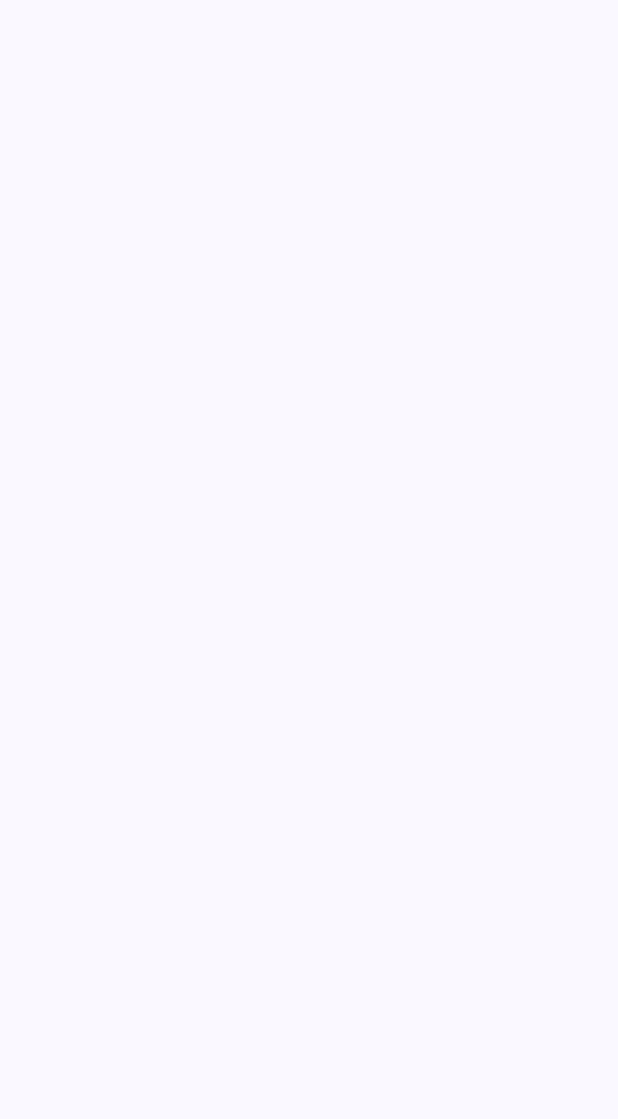
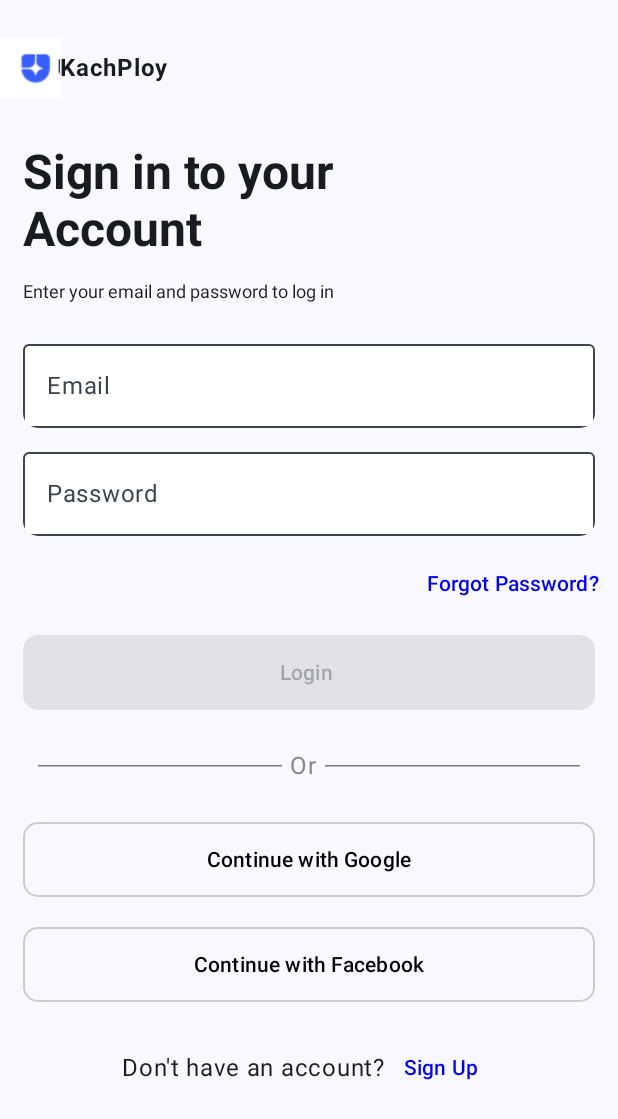
Before and after one commit to god-s-only/kachploy, an Android app built with Jetpack Compose: the screen it shows after launch (MainActivity before the commit, SignInActivity after it), on a phone screen of 412 x 824 dp. Before the commit the part shown is empty. Shown: the top 1119 px of the screen. Run offline under Robolectric (Android 15) with nearby library versions, the phone set to English and light mode, and no system bars; our stand-ins replace Dagger/Hilt's generated code, Firebase (no records; nobody signed in at launch, a user with empty details on screens opened directly).

Commit message:
finished the sign in screen with logic

```diff
--- a/app/src/main/java/com/example/kachploy/MainAppComposable.kt
+++ b/app/src/main/java/com/example/kachploy/MainAppComposable.kt
@@ -7,8 +7,6 @@ import androidx.compose.ui.Modifier
 import androidx.navigation.compose.NavHost
 import androidx.navigation.compose.composable
 import androidx.navigation.compose.rememberNavController
-import com.example.kachploy.feature.auth.signin.SignInScreen
-import com.example.kachploy.feature.auth.signup.SignUpScreen
 import com.example.kachploy.feature.home.HomeScreen
 import com.google.firebase.Firebase
 import com.google.firebase.auth.auth
@@ -19,14 +17,7 @@ fun MainApp() {
     Surface(
         modifier = Modifier.fillMaxSize()
     ) {
-        val start = if(Firebase.auth.currentUser?.uid != null) "homescreen" else "login"
-        NavHost(navController = navController, startDestination = start){
-            composable("login") {
-                SignInScreen(navController)
-            }
-            composable("signup") {
-                SignUpScreen(navController)
-            }
+        NavHost(navController = navController, startDestination = "homescreen"){
             composable("homescreen") {
                 HomeScreen(navController)
             }
--- /dev/null
+++ b/app/src/main/java/com/example/kachploy/activities/auth/signin/SignInActivity.kt
@@ -0,0 +1,205 @@
+package com.example.kachploy.activities.auth.signin
+
+import android.content.Context
+import android.content.Intent
+import android.os.Bundle
+import android.widget.Toast
+import androidx.activity.ComponentActivity
+import androidx.activity.compose.setContent
+import androidx.activity.enableEdgeToEdge
+import androidx.compose.foundation.BorderStroke
+import androidx.compose.foundation.Image
+import androidx.compose.foundation.layout.Arrangement
+import androidx.compose.foundation.layout.BoxWithConstraints
+import androidx.compose.foundation.layout.Column
+import androidx.compose.foundation.layout.Row
+import androidx.compose.foundation.layout.Spacer
+import androidx.compose.foundation.layout.fillMaxSize
+import androidx.compose.foundation.layout.fillMaxWidth
+import androidx.compose.foundation.layout.height
+import androidx.compose.foundation.layout.padding
+import androidx.compose.foundation.layout.size
+import androidx.compose.foundation.shape.RoundedCornerShape
+import androidx.compose.material3.Button
+import androidx.compose.material3.ButtonColors
+import androidx.compose.material3.ButtonDefaults
+import androidx.compose.material3.CircularProgressIndicator
+import androidx.compose.material3.HorizontalDivider
+import androidx.compose.material3.OutlinedTextField
+import androidx.compose.material3.Scaffold
+import androidx.compose.material3.Text
+import androidx.compose.material3.TextButton
+import androidx.compose.material3.TextField
+import androidx.compose.material3.TextFieldDefaults
+import androidx.compose.runtime.Composable
+import androidx.compose.runtime.LaunchedEffect
+import androidx.compose.runtime.collectAsState
+import androidx.compose.runtime.getValue
+import androidx.compose.runtime.mutableStateOf
+import androidx.compose.runtime.remember
+import androidx.compose.runtime.setValue
+import androidx.compose.ui.Alignment
+import androidx.compose.ui.Modifier
+import androidx.compose.ui.draw.clip
+import androidx.compose.ui.graphics.Color
+import androidx.compose.ui.platform.LocalContext
+import androidx.compose.ui.res.painterResource
+import androidx.compose.ui.text.TextStyle
+import androidx.compose.ui.text.font.FontWeight
+import androidx.compose.ui.text.input.PasswordVisualTransformation
+import androidx.compose.ui.tooling.preview.Preview
+import androidx.compose.ui.unit.dp
+import androidx.compose.ui.unit.sp
+import androidx.hilt.navigation.compose.hiltViewModel
+import com.example.kachploy.MainActivity
+import com.example.kachploy.activities.ui.theme.KachPloyTheme
+import com.example.kachploy.R
+import com.example.kachploy.activities.auth.signup.SignUpActivity
+
+class SignInActivity : ComponentActivity() {
+    override fun onCreate(savedInstanceState: Bundle?) {
+        super.onCreate(savedInstanceState)
+        enableEdgeToEdge()
+        setContent {
+            KachPloyTheme {
+                Scaffold(modifier = Modifier.fillMaxSize()) { innerPadding ->
+                    SignInScreen(modifier = Modifier.padding(innerPadding))
+                }
+            }
+        }
+    }
+}
+
+@Composable
+fun SignInScreen(modifier: Modifier = Modifier){
+    var email by remember { mutableStateOf("") }
+    var context = LocalContext.current
+    var password by remember { mutableStateOf("") }
+    var viewModel = hiltViewModel<SignInViewModel>()
+    var uiState = viewModel.state.collectAsState()
+
+    LaunchedEffect(key1 = uiState.value) {
+        when(uiState.value){
+            is SignInState.Success -> {
+                context.startActivity(Intent(context, MainActivity::class.java))
+            }
+            is SignInState.Error -> {
+                Toast.makeText(context, "Sign in error", Toast.LENGTH_LONG).show()
+            }
+            is SignInState.Pending -> {
+                Toast.makeText(context, "Check mail to verify email", Toast.LENGTH_LONG).show()
+            }
+            else -> {}
+        }
+    }
+
+    Column(modifier = modifier.fillMaxSize()) {
+
+        Row(modifier = modifier.padding(top = 25.dp, bottom = 15.dp),
+            verticalAlignment = Alignment.CenterVertically) {
+            Image(modifier = modifier.size(40.dp) ,painter = painterResource(id = R.drawable.logo), contentDescription = "logo")
+            Text(text = "KachPloy", fontWeight = FontWeight.Bold)
+        }
+
+        Text(modifier = modifier.padding(15.dp),
+            text = "Sign in to your\nAccount", style = TextStyle(
+            fontSize = 32.sp,
+            fontWeight = FontWeight.Bold
+        ))
+        Text(modifier = modifier.padding(start = 15.dp, bottom = 20.dp),
+            text = "Enter your email and password to log in", style = TextStyle(
+            fontSize = 12.sp
+        ))
+
+        OutlinedTextField(modifier = modifier.fillMaxWidth().padding(horizontal = 15.dp).clip(RoundedCornerShape(10.dp)),
+            value = email,
+            onValueChange = {email = it},
+            label = {Text(text = "Email")},
+            textStyle = TextStyle(color = Color.Black),
+            colors = TextFieldDefaults.colors().copy(
+                focusedContainerColor = Color.White,
+                unfocusedContainerColor = Color.White,
+                focusedTextColor = Color.Black,
+                unfocusedTextColor = Color.Black,
+                focusedPlaceholderColor = Color.LightGray,
+                unfocusedPlaceholderColor = Color.Black
+            )
+        )
+        OutlinedTextField(modifier = modifier.fillMaxWidth().padding(horizontal = 15.dp, vertical = 8.dp).clip(RoundedCornerShape(10.dp)),
+            value = password,
+            visualTransformation = PasswordVisualTransformation(),
+            onValueChange = {password = it},
+            label = {Text(text = "Password")},
+            textStyle = TextStyle(color = Color.Black),
+            colors = TextFieldDefaults.colors().copy(
+                focusedContainerColor = Color.White,
+                unfocusedContainerColor = Color.White,
+                focusedTextColor = Color.Black,
+                unfocusedTextColor = Color.Black,
+                focusedPlaceholderColor = Color.LightGray,
+                unfocusedPlaceholderColor = Color.Black
+            )
+        )
+        TextButton(modifier = modifier.align(Alignment.End),onClick = {}) {
+            Text(text = "Forgot Password?", color = Color.Blue, fontWeight = FontWeight.SemiBold)
+        }
+        Spacer(modifier = modifier.height(10.dp))
+        Button(modifier = modifier.fillMaxWidth().height(50.dp).padding(horizontal = 15.dp),
+            onClick = {viewModel.signInUser(email, password)},
+            enabled = email.isNotEmpty() && password.isNotEmpty() && uiState.value == SignInState.Nothing,
+            shape = RoundedCornerShape(10.dp),
+            colors = ButtonDefaults.buttonColors(
+                containerColor = Color.Blue
+            )) {
+            Text(text = "Login ")
+        }
+        if(uiState.value == SignInState.Loading){
+            CircularProgressIndicator()
+        }else{
+            Row(modifier = modifier.padding(25.dp),
+                verticalAlignment = Alignment.CenterVertically,
+                horizontalArrangement = Arrangement.spacedBy(5.dp)) {
+                HorizontalDivider(modifier = modifier.fillMaxWidth(0.45f))
+                Text(text = "Or", color = Color.Gray)
+                HorizontalDivider()
+            }
+            Button(modifier = modifier.fillMaxWidth().height(50.dp).padding(horizontal = 15.dp),
+                onClick = {},
+                shape = RoundedCornerShape(10.dp),
+                border = BorderStroke(1.dp, Color.LightGray),
+                colors = ButtonDefaults.buttonColors(
+                    containerColor = Color.Transparent
+                )) {
+
+                Text(text = "Continue with Google", color = Color.Black)
+            }
+            Spacer(modifier = modifier.height(20.dp))
+            Button(modifier = modifier.fillMaxWidth().height(50.dp).padding(horizontal = 15.dp),
+                onClick = {},
+                shape = RoundedCornerShape(10.dp),
+                border = BorderStroke(1.dp, Color.LightGray),
+                colors = ButtonDefaults.buttonColors(
+                    containerColor = Color.Transparent
+                )) {
+
+                Text(text = "Continue with Facebook", color = Color.Black)
+            }
+            Row(modifier = modifier.fillMaxWidth().padding(20.dp), horizontalArrangement = Arrangement.Center, verticalAlignment = Alignment.CenterVertically) {
+                Text(text = "Don't have an account?")
+                TextButton(onClick = {navigateSignUpScreen(context)}) { Text(text = "Sign Up", color = Color.Blue, fontWeight = FontWeight.SemiBold) }
+            }
+        }
+
+    }
+}
+
+@Preview(showBackground = true)
+@Composable
+fun GreetingPreview() {
+    KachPloyTheme {
+        SignInScreen()
+    }
+}
+private fun navigateSignUpScreen(context: Context){
+    context.startActivity(Intent(context, SignUpActivity::class.java))
+}
--- a/app/src/main/java/com/example/kachploy/feature/auth/signin/SignInViewModel.kt
+++ b/app/src/main/java/com/example/kachploy/activities/auth/signin/SignInViewModel.kt
@@ -1,8 +1,7 @@
-package com.example.kachploy.feature.auth.signin
+package com.example.kachploy.activities.auth.signin
 
 import androidx.lifecycle.ViewModel
 import com.google.firebase.Firebase
-import com.google.firebase.auth.FirebaseAuth
 import com.google.firebase.auth.auth
 import dagger.hilt.android.lifecycle.HiltViewModel
 import kotlinx.coroutines.flow.MutableStateFlow
@@ -29,6 +28,7 @@ class SignInViewModel @Inject constructor() : ViewModel(){
                             ?.addOnCompleteListener { task ->
                                 if(task.isSuccessful){
                                     _state.value = SignInState.Pending
+                                    return@addOnCompleteListener
                                 }else{
                                     _state.value = SignInState.Error
                                 }
--- a/app/src/main/java/com/example/kachploy/feature/auth/signup/SignUpViewModel.kt
+++ b/app/src/main/java/com/example/kachploy/activities/auth/signup/SignUpViewModel.kt
@@ -1,4 +1,4 @@
-package com.example.kachploy.feature.auth.signup
+package com.example.kachploy.activities.auth.signup
 
 import androidx.lifecycle.ViewModel
 import com.google.firebase.Firebase
--- /dev/null
+++ b/app/src/main/java/com/example/kachploy/activities/auth/signup/ui/theme/Type.kt
@@ -0,0 +1,34 @@
+package com.example.kachploy.activities.auth.signup.ui.theme
+
+import androidx.compose.material3.Typography
+import androidx.compose.ui.text.TextStyle
+import androidx.compose.ui.text.font.FontFamily
+import androidx.compose.ui.text.font.FontWeight
+import androidx.compose.ui.unit.sp
+
+// Set of Material typography styles to start with
+val Typography = Typography(
+    bodyLarge = TextStyle(
+        fontFamily = FontFamily.Default,
+        fontWeight = FontWeight.Normal,
+        fontSize = 16.sp,
+        lineHeight = 24.sp,
+        letterSpacing = 0.5.sp
+    )
+    /* Other default text styles to override
+    titleLarge = TextStyle(
+        fontFamily = FontFamily.Default,
+        fontWeight = FontWeight.Normal,
+        fontSize = 22.sp,
+        lineHeight = 28.sp,
+        letterSpacing = 0.sp
+    ),
+    labelSmall = TextStyle(
+        fontFamily = FontFamily.Default,
+        fontWeight = FontWeight.Medium,
+        fontSize = 11.sp,
+        lineHeight = 16.sp,
+        letterSpacing = 0.5.sp
+    )
+    */
+)
--- /dev/null
+++ b/app/src/main/java/com/example/kachploy/activities/ui/theme/Color.kt
@@ -0,0 +1,11 @@
+package com.example.kachploy.activities.ui.theme
+
+import androidx.compose.ui.graphics.Color
+
+val Purple80 = Color(0xFFD0BCFF)
+val PurpleGrey80 = Color(0xFFCCC2DC)
+val Pink80 = Color(0xFFEFB8C8)
+
+val Purple40 = Color(0xFF6650a4)
+val PurpleGrey40 = Color(0xFF625b71)
+val Pink40 = Color(0xFF7D5260)
--- /dev/null
+++ b/app/src/main/java/com/example/kachploy/activities/ui/theme/Theme.kt
@@ -0,0 +1,58 @@
+package com.example.kachploy.activities.ui.theme
+
+import android.app.Activity
+import android.os.Build
+import androidx.compose.foundation.isSystemInDarkTheme
+import androidx.compose.material3.MaterialTheme
+import androidx.compose.material3.darkColorScheme
+import androidx.compose.material3.dynamicDarkColorScheme
+import androidx.compose.material3.dynamicLightColorScheme
+import androidx.compose.material3.lightColorScheme
+import androidx.compose.runtime.Composable
+import androidx.compose.ui.platform.LocalContext
+
+private val DarkColorScheme = darkColorScheme(
+    primary = Purple80,
+    secondary = PurpleGrey80,
+    tertiary = Pink80
+)
+
+private val LightColorScheme = lightColorScheme(
+    primary = Purple40,
+    secondary = PurpleGrey40,
+    tertiary = Pink40
+
+    /* Other default colors to override
+    background = Color(0xFFFFFBFE),
+    surface = Color(0xFFFFFBFE),
+    onPrimary = Color.White,
+    onSecondary = Color.White,
+    onTertiary = Color.White,
+    onBackground = Color(0xFF1C1B1F),
+    onSurface = Color(0xFF1C1B1F),
+    */
+)
+
+@Composable
+fun KachPloyTheme(
+    darkTheme: Boolean = isSystemInDarkTheme(),
+    // Dynamic color is available on Android 12+
+    dynamicColor: Boolean = true,
+    content: @Composable () -> Unit
+) {
+    val colorScheme = when {
+        dynamicColor && Build.VERSION.SDK_INT >= Build.VERSION_CODES.S -> {
+            val context = LocalContext.current
+            if (darkTheme) dynamicDarkColorScheme(context) else dynamicLightColorScheme(context)
+        }
+
+        darkTheme -> DarkColorScheme
+        else -> LightColorScheme
+    }
+
+    MaterialTheme(
+        colorScheme = colorScheme,
+        typography = Typography,
+        content = content
+    )
+}
--- /dev/null
+++ b/app/src/main/java/com/example/kachploy/activities/ui/theme/Type.kt
@@ -0,0 +1,34 @@
+package com.example.kachploy.activities.ui.theme
+
+import androidx.compose.material3.Typography
+import androidx.compose.ui.text.TextStyle
+import androidx.compose.ui.text.font.FontFamily
+import androidx.compose.ui.text.font.FontWeight
+import androidx.compose.ui.unit.sp
+
+// Set of Material typography styles to start with
+val Typography = Typography(
+    bodyLarge = TextStyle(
+        fontFamily = FontFamily.Default,
+        fontWeight = FontWeight.Normal,
+        fontSize = 16.sp,
+        lineHeight = 24.sp,
+        letterSpacing = 0.5.sp
+    )
+    /* Other default text styles to override
+    titleLarge = TextStyle(
+        fontFamily = FontFamily.Default,
+        fontWeight = FontWeight.Normal,
+        fontSize = 22.sp,
+        lineHeight = 28.sp,
+        letterSpacing = 0.sp
+    ),
+    labelSmall = TextStyle(
+        fontFamily = FontFamily.Default,
+        fontWeight = FontWeight.Medium,
+        fontSize = 11.sp,
+        lineHeight = 16.sp,
+        letterSpacing = 0.5.sp
+    )
+    */
+)
--- a/app/src/main/java/com/example/kachploy/feature/auth/signin/SignInScreen.kt
+++ /dev/null
@@ -1,9 +0,0 @@
-package com.example.kachploy.feature.auth.signin
-
-import androidx.compose.runtime.Composable
-import androidx.navigation.NavController
-
-@Composable
-fun SignInScreen(navController: NavController){
-
-}
--- a/app/src/main/res/values/strings.xml
+++ b/app/src/main/res/values/strings.xml
@@ -1,3 +1,4 @@
 <resources>
     <string name="app_name">KachPloy</string>
+    <string name="title_activity_sign_up">SignUpActivity</string>
 </resources>
```
Also changed, not shown: app/build.gradle.kts (+9 -1 lines), app/src/main/AndroidManifest.xml (+13 -4 lines), app/src/main/java/com/example/kachploy/activities/auth/signup/SignUpActivity.kt (added, +47 -0 lines), app/src/main/java/com/example/kachploy/activities/auth/signup/ui/theme/Color.kt (added, +11 -0 lines), app/src/main/java/com/example/kachploy/activities/auth/signup/ui/theme/Theme.kt (added, +58 -0 lines), app/src/main/java/com/example/kachploy/feature/auth/signup/SignUpScreen.kt (deleted, +0 -9 lines), app/src/main/res/drawable/logo.png (added), 1 other file.
